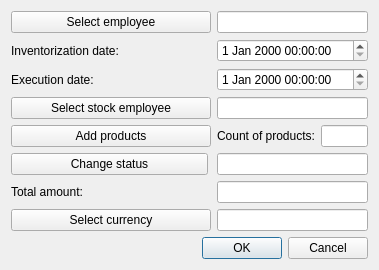
Dalerjon/TheOrmasProejct, file OrmasAdmin/OrmasAdmin/CreateInvDlg.ui: the form before one commit.
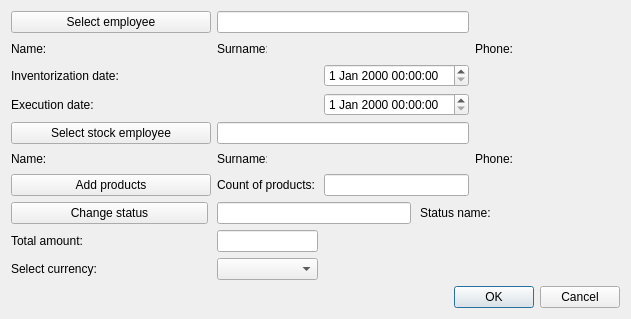
The form after the commit.

Diff of the .ui file:
```diff
--- a/OrmasAdmin/OrmasAdmin/CreateInvDlg.ui
+++ b/OrmasAdmin/OrmasAdmin/CreateInvDlg.ui
@@ -6,8 +6,8 @@
    <rect>
     <x>0</x>
     <y>0</y>
-    <width>379</width>
-    <height>270</height>
+    <width>631</width>
+    <height>319</height>
    </rect>
   </property>
   <property name="windowTitle">
@@ -32,38 +32,246 @@
    <property name="bottomMargin">
     <number>11</number>
    </property>
-   <item row="7" column="1" colspan="2">
-    <widget class="QLineEdit" name="currencyEdit">
-     <property name="readOnly">
-      <bool>true</bool>
+   <item row="9" column="0">
+    <widget class="QLabel" name="currencyLb">
+     <property name="text">
+      <string>Select currency:</string>
      </property>
     </widget>
    </item>
-   <item row="6" column="0">
+   <item row="5" column="1">
+    <widget class="QLabel" name="empStockNamePh">
+     <property name="minimumSize">
+      <size>
+       <width>100</width>
+       <height>0</height>
+      </size>
+     </property>
+     <property name="font">
+      <font>
+       <family>Times New Roman</family>
+       <pointsize>12</pointsize>
+       <weight>75</weight>
+       <italic>true</italic>
+       <bold>true</bold>
+      </font>
+     </property>
+     <property name="text">
+      <string/>
+     </property>
+    </widget>
+   </item>
+   <item row="5" column="3">
+    <widget class="QLabel" name="empStockSurnamePh">
+     <property name="minimumSize">
+      <size>
+       <width>100</width>
+       <height>0</height>
+      </size>
+     </property>
+     <property name="font">
+      <font>
+       <family>Times New Roman</family>
+       <pointsize>12</pointsize>
+       <weight>75</weight>
+       <italic>true</italic>
+       <bold>true</bold>
+      </font>
+     </property>
+     <property name="text">
+      <string/>
+     </property>
+    </widget>
+   </item>
+   <item row="5" column="5">
+    <widget class="QLabel" name="empStockPhonePh">
+     <property name="minimumSize">
+      <size>
+       <width>100</width>
+       <height>0</height>
+      </size>
+     </property>
+     <property name="font">
+      <font>
+       <family>Times New Roman</family>
+       <pointsize>12</pointsize>
+       <weight>75</weight>
+       <italic>true</italic>
+       <bold>true</bold>
+      </font>
+     </property>
+     <property name="text">
+      <string/>
+     </property>
+    </widget>
+   </item>
+   <item row="8" column="0">
     <widget class="QLabel" name="sumLb">
      <property name="text">
       <string>Total amount:</string>
      </property>
     </widget>
    </item>
+   <item row="5" column="2">
+    <widget class="QLabel" name="empStockSurnameLb">
+     <property name="minimumSize">
+      <size>
+       <width>50</width>
+       <height>0</height>
+      </size>
+     </property>
+     <property name="maximumSize">
+      <size>
+       <width>50</width>
+       <height>16777215</height>
+      </size>
+     </property>
+     <property name="text">
+      <string>Surname:</string>
+     </property>
+    </widget>
+   </item>
+   <item row="5" column="4">
+    <widget class="QLabel" name="empStockPhoneLb">
+     <property name="text">
+      <string>Phone:</string>
+     </property>
+    </widget>
+   </item>
+   <item row="5" column="0">
+    <widget class="QLabel" name="empStockNameLb">
+     <property name="minimumSize">
+      <size>
+       <width>50</width>
+       <height>0</height>
+      </size>
+     </property>
+     <property name="maximumSize">
+      <size>
+       <width>50</width>
+       <height>16777215</height>
+      </size>
+     </property>
+     <property name="text">
+      <string>Name:</string>
+     </property>
+    </widget>
+   </item>
    <item row="1" column="0">
-    <widget class="QLabel" name="dateLb">
+    <widget class="QLabel" name="empNameLb">
+     <property name="minimumSize">
+      <size>
+       <width>50</width>
+       <height>0</height>
+      </size>
+     </property>
+     <property name="maximumSize">
+      <size>
+       <width>50</width>
+       <height>16777215</height>
+      </size>
+     </property>
      <property name="text">
-      <string>Inventorization date:</string>
+      <string>Name:</string>
      </property>
     </widget>
    </item>
-   <item row="3" column="1" colspan="2">
-    <widget class="QLineEdit" name="stockEmployeeEdit">
-     <property name="toolTip">
-      <string>&lt;html&gt;&lt;head/&gt;&lt;body&gt;&lt;p&gt;Enter employee ID&lt;/p&gt;&lt;/body&gt;&lt;/html&gt;</string>
+   <item row="1" column="1">
+    <widget class="QLabel" name="empNamePh">
+     <property name="minimumSize">
+      <size>
+       <width>100</width>
+       <height>0</height>
+      </size>
      </property>
-     <property name="readOnly">
-      <bool>true</bool>
+     <property name="font">
+      <font>
+       <family>Times New Roman</family>
+       <pointsize>12</pointsize>
+       <weight>75</weight>
+       <italic>true</italic>
+       <bold>true</bold>
+      </font>
      </property>
+     <property name="text">
+      <string/>
+     </property>
     </widget>
    </item>
-   <item row="8" column="0" colspan="3">
+   <item row="1" column="2">
+    <widget class="QLabel" name="empSurnameLb">
+     <property name="minimumSize">
+      <size>
+       <width>50</width>
+       <height>0</height>
+      </size>
+     </property>
+     <property name="maximumSize">
+      <size>
+       <width>50</width>
+       <height>16777215</height>
+      </size>
+     </property>
+     <property name="text">
+      <string>Surname:</string>
+     </property>
+    </widget>
+   </item>
+   <item row="1" column="3">
+    <widget class="QLabel" name="empSurnamePh">
+     <property name="minimumSize">
+      <size>
+       <width>100</width>
+       <height>0</height>
+      </size>
+     </property>
+     <property name="font">
+      <font>
+       <family>Times New Roman</family>
+       <pointsize>12</pointsize>
+       <weight>75</weight>
+       <italic>true</italic>
+       <bold>true</bold>
+      </font>
+     </property>
+     <property name="text">
+      <string/>
+     </property>
+    </widget>
+   </item>
+   <item row="1" column="4">
+    <widget class="QLabel" name="empPhoneLb">
+     <property name="text">
+      <string>Phone:</string>
+     </property>
+    </widget>
+   </item>
+   <item row="1" column="5">
+    <widget class="QLabel" name="empPhonePh">
+     <property name="minimumSize">
+      <size>
+       <width>100</width>
+       <height>0</height>
+      </size>
+     </property>
+     <property name="font">
+      <font>
+       <family>Times New Roman</family>
+       <pointsize>12</pointsize>
+       <weight>75</weight>
+       <italic>true</italic>
+       <bold>true</bold>
+      </font>
+     </property>
+     <property name="text">
+      <string/>
+     </property>
+    </widget>
+   </item>
+   <item row="9" column="2">
+    <widget class="QComboBox" name="currencyCmb"/>
+   </item>
+   <item row="10" column="0" colspan="6">
     <layout class="QHBoxLayout" name="horizontalLayout">
      <item>
       <spacer name="horizontalSpacer">
@@ -94,68 +302,107 @@
      </item>
     </layout>
    </item>
-   <item row="0" column="1" colspan="2">
-    <widget class="QLineEdit" name="employeeEdit">
-     <property name="toolTip">
-      <string>&lt;html&gt;&lt;head/&gt;&lt;body&gt;&lt;p&gt;Enter client ID&lt;/p&gt;&lt;/body&gt;&lt;/html&gt;</string>
+   <item row="7" column="0" colspan="6">
+    <widget class="QWidget" name="statusWidget" native="true">
+     <layout class="QHBoxLayout" name="horizontalLayout_3">
+      <property name="spacing">
+       <number>9</number>
+      </property>
+      <property name="leftMargin">
+       <number>0</number>
+      </property>
+      <property name="topMargin">
+       <number>0</number>
+      </property>
+      <property name="rightMargin">
+       <number>0</number>
+      </property>
+      <property name="bottomMargin">
+       <number>0</number>
+      </property>
+      <item>
+       <widget class="QPushButton" name="statusBtn">
+        <property name="sizePolicy">
+         <sizepolicy hsizetype="Fixed" vsizetype="Fixed">
+          <horstretch>0</horstretch>
+          <verstretch>0</verstretch>
+         </sizepolicy>
+        </property>
+        <property name="minimumSize">
+         <size>
+          <width>197</width>
+          <height>0</height>
+         </size>
+        </property>
+        <property name="text">
+         <string>Change status</string>
+        </property>
+       </widget>
+      </item>
+      <item>
+       <widget class="QLineEdit" name="statusEdit">
+        <property name="readOnly">
+         <bool>true</bool>
+        </property>
+       </widget>
+      </item>
+      <item>
+       <widget class="QLabel" name="statusLb">
+        <property name="text">
+         <string>Status name:</string>
+        </property>
+       </widget>
+      </item>
+      <item>
+       <widget class="QLabel" name="statusPh">
+        <property name="minimumSize">
+         <size>
+          <width>120</width>
+          <height>0</height>
+         </size>
+        </property>
+        <property name="font">
+         <font>
+          <family>Times New Roman</family>
+          <pointsize>12</pointsize>
+          <weight>75</weight>
+          <italic>true</italic>
+          <bold>true</bold>
+         </font>
+        </property>
+        <property name="text">
+         <string/>
+        </property>
+       </widget>
+      </item>
+     </layout>
+    </widget>
+   </item>
+   <item row="8" column="2">
+    <widget class="QLineEdit" name="sumEdit">
+     <property name="readOnly">
+      <bool>true</bool>
      </property>
+    </widget>
+   </item>
+   <item row="6" column="3">
+    <widget class="QLineEdit" name="prodCountEdit">
      <property name="readOnly">
       <bool>true</bool>
      </property>
     </widget>
    </item>
-   <item row="1" column="1" colspan="2">
-    <widget class="QDateTimeEdit" name="dateEdit"/>
-   </item>
-   <item row="4" column="1">
+   <item row="6" column="2">
     <widget class="QLabel" name="prodCountLb">
      <property name="text">
       <string>Count of products:</string>
      </property>
     </widget>
    </item>
-   <item row="7" column="0">
-    <widget class="QPushButton" name="currencyBtn">
-     <property name="text">
-      <string>Select currency</string>
-     </property>
-    </widget>
+   <item row="2" column="3">
+    <widget class="QDateTimeEdit" name="dateEdit"/>
    </item>
-   <item row="0" column="0">
-    <widget class="QPushButton" name="employeeBtn">
-     <property name="minimumSize">
-      <size>
-       <width>200</width>
-       <height>0</height>
-      </size>
-     </property>
-     <property name="text">
-      <string>Select employee</string>
-     </property>
-    </widget>
-   </item>
-   <item row="4" column="0">
-    <widget class="QPushButton" name="addProdBtn">
-     <property name="text">
-      <string>Add products</string>
-     </property>
-    </widget>
-   </item>
-   <item row="4" column="2">
-    <widget class="QLineEdit" name="prodCountEdit">
-     <property name="readOnly">
-      <bool>true</bool>
-     </property>
-    </widget>
-   </item>
-   <item row="6" column="1" colspan="2">
-    <widget class="QLineEdit" name="sumEdit">
-     <property name="readOnly">
-      <bool>true</bool>
-     </property>
-    </widget>
-   </item>
-   <item row="2" column="0" colspan="3">
+   <item row="3" column="0" colspan="4">
     <widget class="QWidget" name="execDateWidget" native="true">
      <layout class="QHBoxLayout" name="horizontalLayout_2">
       <property name="spacing">
@@ -193,63 +440,83 @@
        </widget>
       </item>
       <item>
-       <widget class="QDateTimeEdit" name="execDateEdit"/>
+       <spacer name="horizontalSpacer_2">
+        <property name="orientation">
+         <enum>Qt::Horizontal</enum>
+        </property>
+        <property name="sizeHint" stdset="0">
+         <size>
+          <width>40</width>
+          <height>20</height>
+         </size>
+        </property>
+       </spacer>
+      </item>
+      <item>
+       <widget class="QDateTimeEdit" name="execDateEdit">
+        <property name="minimumSize">
+         <size>
+          <width>127</width>
+          <height>0</height>
+         </size>
+        </property>
+       </widget>
       </item>
      </layout>
     </widget>
    </item>
-   <item row="3" column="0">
+   <item row="0" column="0" colspan="2">
+    <widget class="QPushButton" name="employeeBtn">
+     <property name="minimumSize">
+      <size>
+       <width>200</width>
+       <height>0</height>
+      </size>
+     </property>
+     <property name="text">
+      <string>Select employee</string>
+     </property>
+    </widget>
+   </item>
+   <item row="2" column="0" colspan="2">
+    <widget class="QLabel" name="dateLb">
+     <property name="text">
+      <string>Inventorization date:</string>
+     </property>
+    </widget>
+   </item>
+   <item row="4" column="0" colspan="2">
     <widget class="QPushButton" name="stockEmployeeBtn">
      <property name="text">
       <string>Select stock employee</string>
      </property>
     </widget>
    </item>
-   <item row="5" column="0" colspan="3">
-    <widget class="QWidget" name="statusWidget" native="true">
-     <layout class="QHBoxLayout" name="horizontalLayout_3">
-      <property name="spacing">
-       <number>9</number>
-      </property>
-      <property name="leftMargin">
-       <number>0</number>
-      </property>
-      <property name="topMargin">
-       <number>0</number>
-      </property>
-      <property name="rightMargin">
-       <number>0</number>
-      </property>
-      <property name="bottomMargin">
-       <number>0</number>
-      </property>
-      <item>
-       <widget class="QPushButton" name="statusBtn">
-        <property name="sizePolicy">
-         <sizepolicy hsizetype="Fixed" vsizetype="Fixed">
-          <horstretch>0</horstretch>
-          <verstretch>0</verstretch>
-         </sizepolicy>
-        </property>
-        <property name="minimumSize">
-         <size>
-          <width>197</width>
-          <height>0</height>
-         </size>
-        </property>
-        <property name="text">
-         <string>Change status</string>
-        </property>
-       </widget>
-      </item>
-      <item>
-       <widget class="QLineEdit" name="statusEdit">
-        <property name="readOnly">
-         <bool>true</bool>
-        </property>
-       </widget>
-      </item>
-     </layout>
+   <item row="0" column="2" colspan="2">
+    <widget class="QLineEdit" name="employeeEdit">
+     <property name="toolTip">
+      <string>&lt;html&gt;&lt;head/&gt;&lt;body&gt;&lt;p&gt;Enter client ID&lt;/p&gt;&lt;/body&gt;&lt;/html&gt;</string>
+     </property>
+     <property name="readOnly">
+      <bool>true</bool>
+     </property>
+    </widget>
+   </item>
+   <item row="4" column="2" colspan="2">
+    <widget class="QLineEdit" name="stockEmployeeEdit">
+     <property name="toolTip">
+      <string>&lt;html&gt;&lt;head/&gt;&lt;body&gt;&lt;p&gt;Enter employee ID&lt;/p&gt;&lt;/body&gt;&lt;/html&gt;</string>
+     </property>
+     <property name="readOnly">
+      <bool>true</bool>
+     </property>
+    </widget>
+   </item>
+   <item row="6" column="0" colspan="2">
+    <widget class="QPushButton" name="addProdBtn">
+     <property name="text">
+      <string>Add products</string>
+     </property>
     </widget>
    </item>
   </layout>
```
Left out of the diff: 6 changed lines with no effect on the pictures.
